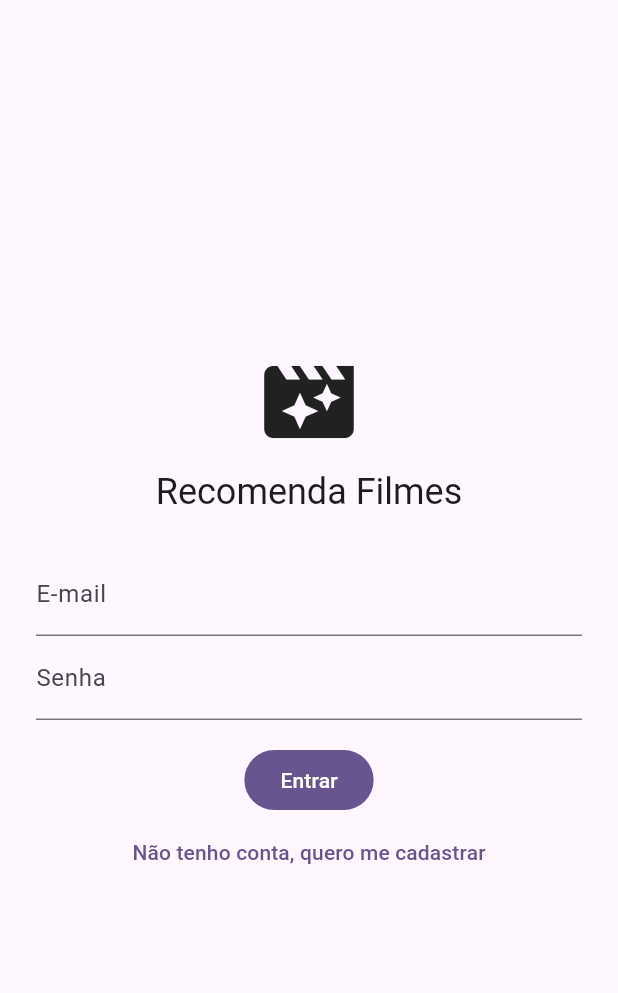
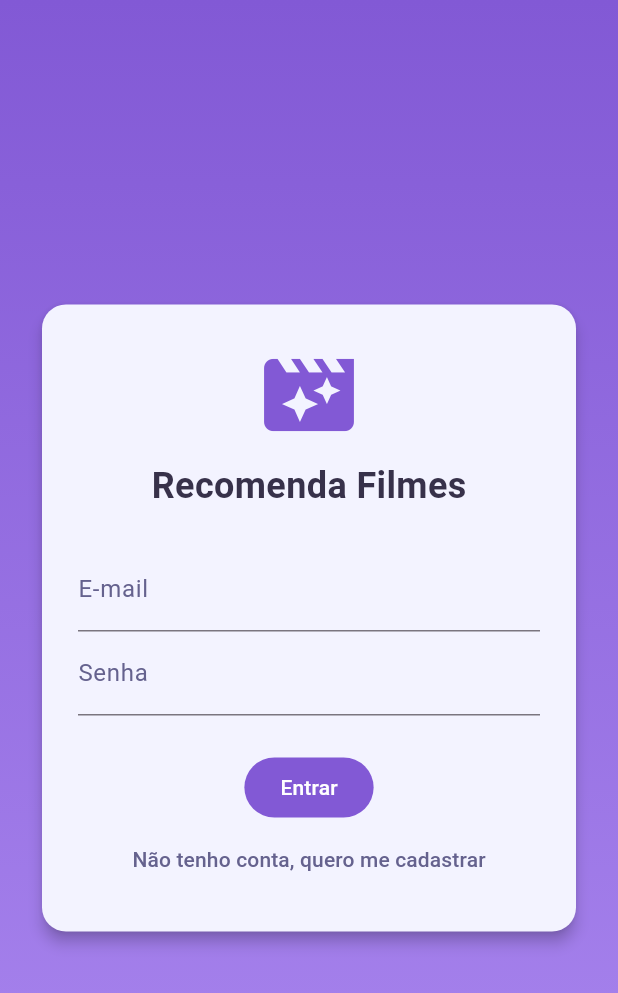
Before and after one commit to Engenharia-de-Software-Pvai/recomendacao_filmes, a Flutter app: the screen it shows after launch, on a phone screen of 412 x 824 dp. Shown: the top 993 px of the screen. Run offline on Flutter 3.47's test engine with Material 3 defaults, Android fonts, the phone set to English and light mode, and no system bars; our stand-ins replace cloud_firestore, firebase_auth, firebase_core; accounts and stored records are empty.

Commit message:
estilização tela de login

```diff
--- a/lib/style/colorScheme.dart
+++ b/lib/style/colorScheme.dart
@@ -10,6 +10,6 @@ final colorScheme = ColorScheme(
   onError: Colors.white, //elementos em cima do erro
   surface: const Color(0xFFd2d3e7), //cor de fundo
   surfaceContainer: const Color(0xFFf3f3ff), //cor de fundo de componentes
-  onSurface: const Color(0xFF2a2638), //textos
+  onSurface: const Color.fromARGB(255, 55, 49, 74), //textos
   onSurfaceVariant: const Color(0xFF65628e), //textos secundários
 );
--- a/lib/telas/tela_login.dart
+++ b/lib/telas/tela_login.dart
@@ -1,6 +1,7 @@
 import 'package:recomendacao_filme/service/auth_service.dart';
 import 'package:firebase_auth/firebase_auth.dart';
 import 'package:flutter/material.dart';
+import 'package:recomendacao_filme/style/colorScheme.dart' as custom_colors;
 
 class TelaLogin extends StatefulWidget {
   const TelaLogin({super.key});
@@ -10,6 +11,8 @@ class TelaLogin extends StatefulWidget {
 }
 
 class _TelaLoginState extends State<TelaLogin> {
+  final cores = custom_colors.colorScheme;
+
   final _form = GlobalKey<FormState>();
   final _emailController = TextEditingController();
   final _senhaController = TextEditingController();
@@ -56,44 +59,74 @@ class _TelaLoginState extends State<TelaLogin> {
   @override
 Widget build(BuildContext context) {
   return Scaffold(
-      body: SafeArea(
+    backgroundColor: Colors.transparent,
+    body: Container(
+      decoration: BoxDecoration(
+        gradient: LinearGradient(
+          begin: Alignment.topCenter, // Início do degradê
+          end: Alignment.bottomCenter, // Fim do degradê
+          colors: [
+            cores.primary, // Cor primária
+            cores.secondary, // Cor secundária
+          ],
+        ),
+      ),
+    child: SafeArea(
       child: Center(
         child: SingleChildScrollView(
           padding: const EdgeInsets.all(24),
           child: ConstrainedBox(
             constraints: const BoxConstraints(maxWidth: 400),
+            child: Card(
+              color: cores.surfaceContainer,
+              elevation: 4, // Define a sombra do Card
+              shape: RoundedRectangleBorder(
+                borderRadius: BorderRadius.circular(16), // Bordas arredondadas
+              ),
+              child: Padding(
+                padding: const EdgeInsets.all(24.0), // Espaçamento interno do Card
                 child: Form(
                   key: _form,
                   child: Column(
                     mainAxisSize: MainAxisSize.min,
                     children: [
-                    const Icon(Icons.movie_filter, size: 72),
+                      Icon(Icons.movie_filter, size: 72, color: cores.primary),
                       const SizedBox(height: 8),
-                    Text('Recomenda Filmes',
-                        style: Theme.of(context).textTheme.headlineSmall),
+                      Text(
+                        'Recomenda Filmes',
+                        style: TextStyle(color: cores.onSurface, fontSize: 24, fontWeight: FontWeight.bold),
+                      ),
                       const SizedBox(height: 24),
                       TextFormField(
                         controller: _emailController,
                         keyboardType: TextInputType.emailAddress,
-                      decoration: const InputDecoration(labelText: 'E-mail'),
+                        decoration: InputDecoration(labelText: 'E-mail', labelStyle: TextStyle(color: cores.onSurfaceVariant)),
                         validator: _obrigatorio,
                       ),
                       TextFormField(
                         controller: _senhaController,
                         obscureText: true,
-                      decoration: const InputDecoration(labelText: 'Senha'),
+                        decoration: InputDecoration(labelText: 'Senha', labelStyle: TextStyle(color: cores.onSurfaceVariant)),
                         validator: _obrigatorio,
                       ),
                       const SizedBox(height: 16),
                       if (_erro != null)
                         Padding(
                           padding: const EdgeInsets.only(bottom: 8),
-                        child: Text(_erro!, style: const TextStyle(color: Colors.red)),
+                          child: Text(
+                            _erro!,
+                            style: const TextStyle(color: Colors.red),
+                          ),
                         ),
                       if (_ocupado) const LinearProgressIndicator(),
+                      const SizedBox(height: 8),
                       FilledButton(
                         onPressed: _ocupado ? null : _enviar,
                         child: Text(_cadastro ? 'Criar conta' : 'Entrar'),
+                        style: ButtonStyle(
+                          backgroundColor: MaterialStateProperty.all(cores.primary),
+                          foregroundColor: MaterialStateProperty.all(cores.onPrimary),
+                        ),
                       ),
                       TextButton(
                         onPressed: _ocupado
@@ -102,11 +135,17 @@ class _TelaLoginState extends State<TelaLogin> {
                                   _cadastro = !_cadastro;
                                   _erro = null;
                                 }),
-                      child: Text(_cadastro
+                        child: Text(
+                          _cadastro
                               ? 'Já tenho conta'
-                          : 'Não tenho conta, quero me cadastrar'),
+                              : 'Não tenho conta, quero me cadastrar',
+                              style: TextStyle(color: cores.onSurfaceVariant),
+                        ),
                       ),
                     ],
+                  ),
+                ),
+              ),
             ),
           ),
         ),
```
Lines whose indentation alone changed are shown as unchanged.
